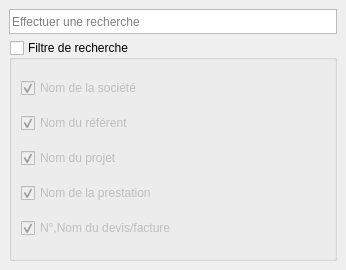
The window that src/gui/docks/searchdock.ui (FACT-Team/FactDev) describes before a commit, drawn with Qt 5.
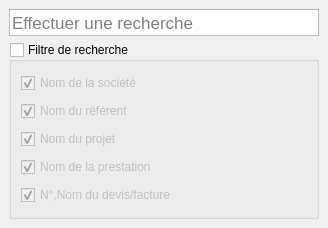
The same window after the commit. Icons and pictures are not drawn.

```diff
--- a/src/gui/docks/searchdock.ui
+++ b/src/gui/docks/searchdock.ui
@@ -6,10 +6,16 @@
    <rect>
     <x>0</x>
     <y>0</y>
-    <width>346</width>
-    <height>270</height>
+    <width>328</width>
+    <height>228</height>
    </rect>
   </property>
+  <property name="sizePolicy">
+   <sizepolicy hsizetype="Expanding" vsizetype="Fixed">
+    <horstretch>0</horstretch>
+    <verstretch>0</verstretch>
+   </sizepolicy>
+  </property>
   <property name="maximumSize">
    <size>
     <width>524287</width>
@@ -18,9 +24,7 @@
   </property>
   <property name="font">
    <font>
-    <pointsize>10</pointsize>
-    <weight>75</weight>
-    <bold>true</bold>
+    <pointsize>13</pointsize>
    </font>
   </property>
   <property name="windowTitle">
@@ -123,18 +127,26 @@
     </item>
     <item row="0" column="0">
      <widget class="QLineEdit" name="leSearch">
+      <property name="enabled">
+       <bool>true</bool>
+      </property>
       <property name="minimumSize">
        <size>
         <width>0</width>
-        <height>22</height>
+        <height>25</height>
        </size>
       </property>
+      <property name="font">
+       <font>
+        <pointsize>13</pointsize>
+       </font>
+      </property>
       <property name="styleSheet">
        <string notr="true">background: url(:/icons/searchMini);
 background-position: right;
 background-repeat: no-repeat;     
 border-radius: 0px;
-height: 23px;
+height: 25px;
 border: 1px solid #bbb;</string>
       </property>
       <property name="inputMask">
```
Left out of the diff: 66 changed lines with no effect on the pictures.
